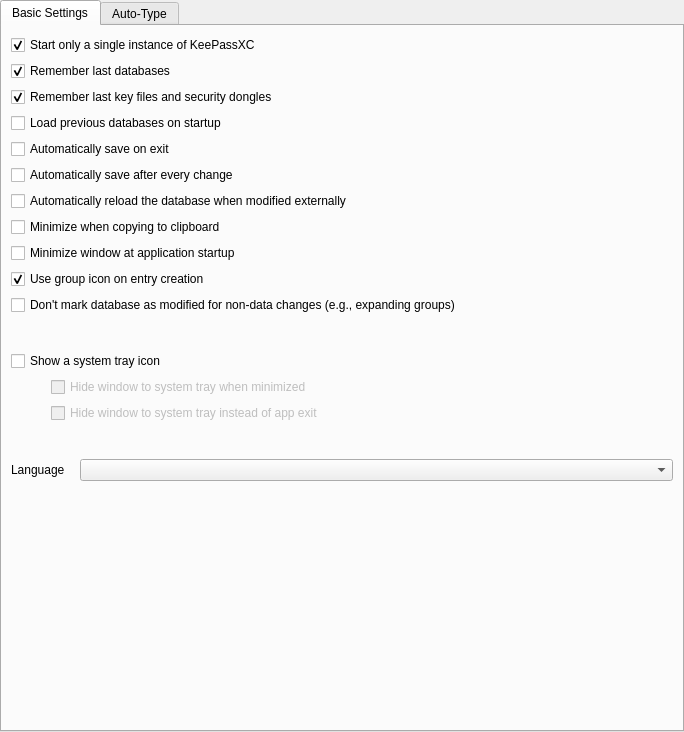
Qt form src/gui/SettingsWidgetGeneral.ui (keepassxreboot/keepassxc) before a commit.
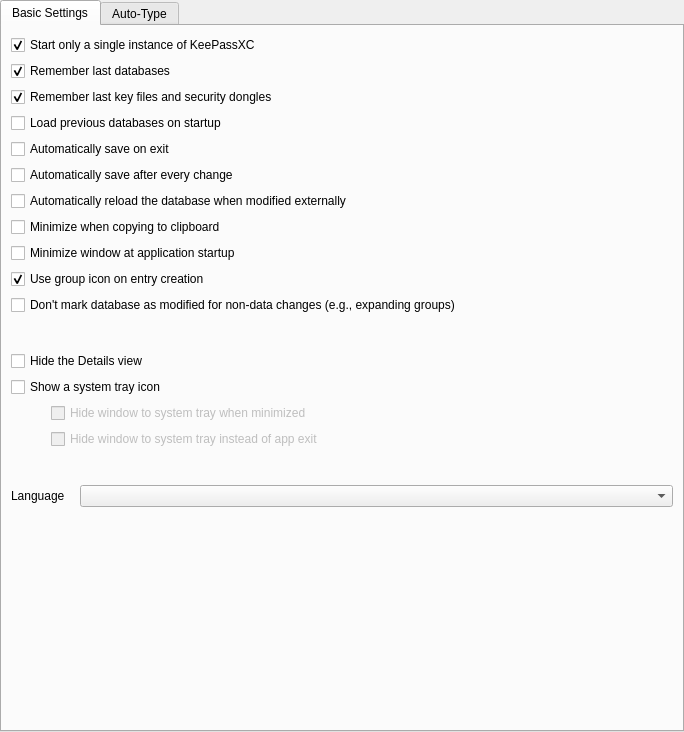
The same form after that commit. Custom widgets are drawn as their Qt base class.

```diff
--- a/src/gui/SettingsWidgetGeneral.ui
+++ b/src/gui/SettingsWidgetGeneral.ui
@@ -153,6 +153,13 @@
             </property>
            </spacer>
           </item>
+          <item>
+           <widget class="QCheckBox" name="detailsHideCheckBox">
+            <property name="text">
+             <string>Hide the Details view</string>
+            </property>
+           </widget>
+          </item>
           <item>
            <widget class="QCheckBox" name="systrayShowCheckBox">
             <property name="text">
```
